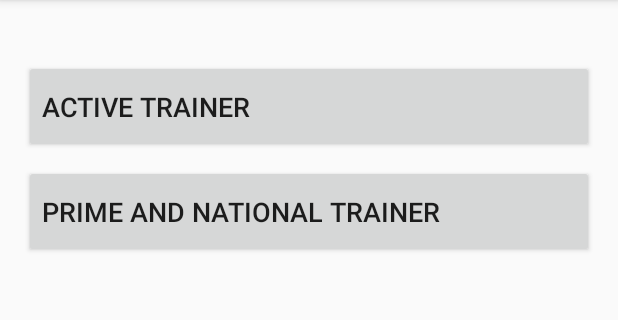
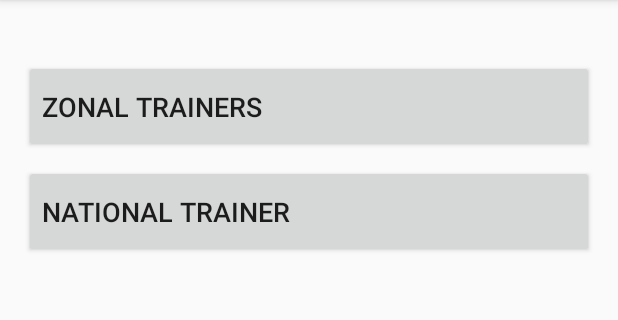
Before and after one commit to hussainsadikot/JCI_India_Directory, an Android app: the TrainerActivity screen opened directly, with no data from a screen before it, on a phone screen of 412 x 824 dp, the part 84-404 px from its top. Run offline under Robolectric (Android 15) with nearby library versions, the phone set to English and light mode, and no system bars.

```diff
--- a/app/src/main/res/layout/activity_trainer.xml
+++ b/app/src/main/res/layout/activity_trainer.xml
@@ -37,7 +37,7 @@
                     android:textAlignment="textStart"
                     android:textSize="18sp"
 
-                    android:text="Active trainer"
+                    android:text="Zonal trainers"
 
 
                     />
@@ -49,7 +49,7 @@
                     android:layout_marginTop="8dp"
                     android:textAlignment="textStart"
                     android:textSize="18sp"
-                    android:text="Prime and national trainer"
+                    android:text="National trainer"
 
                     />
 
```
